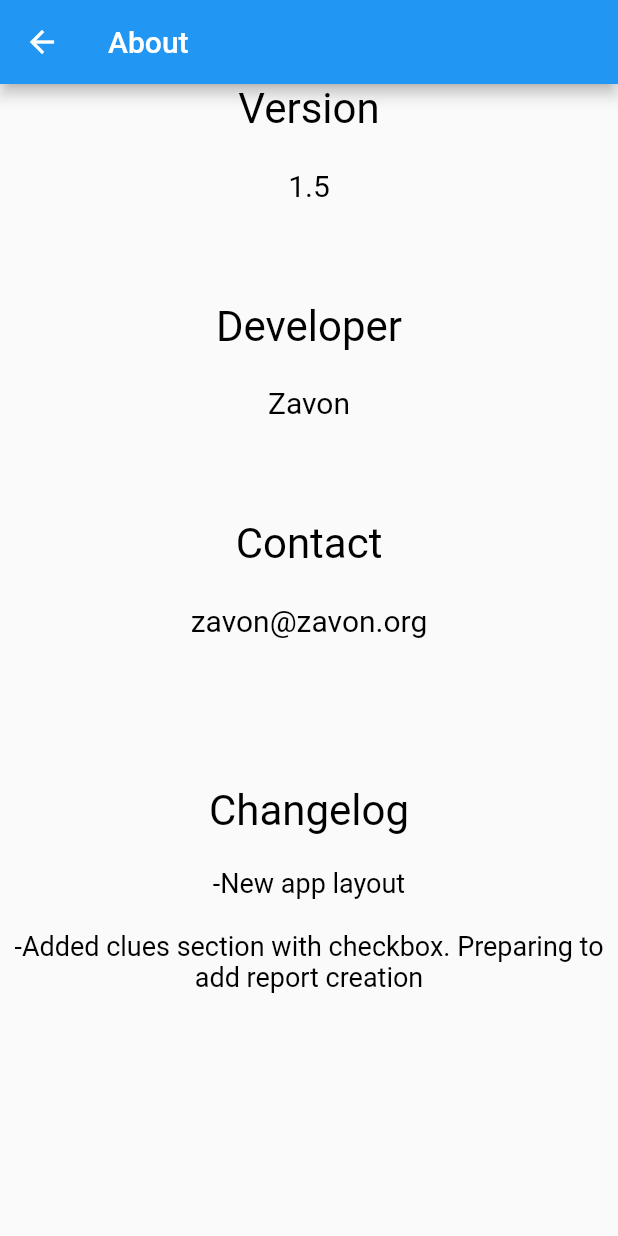
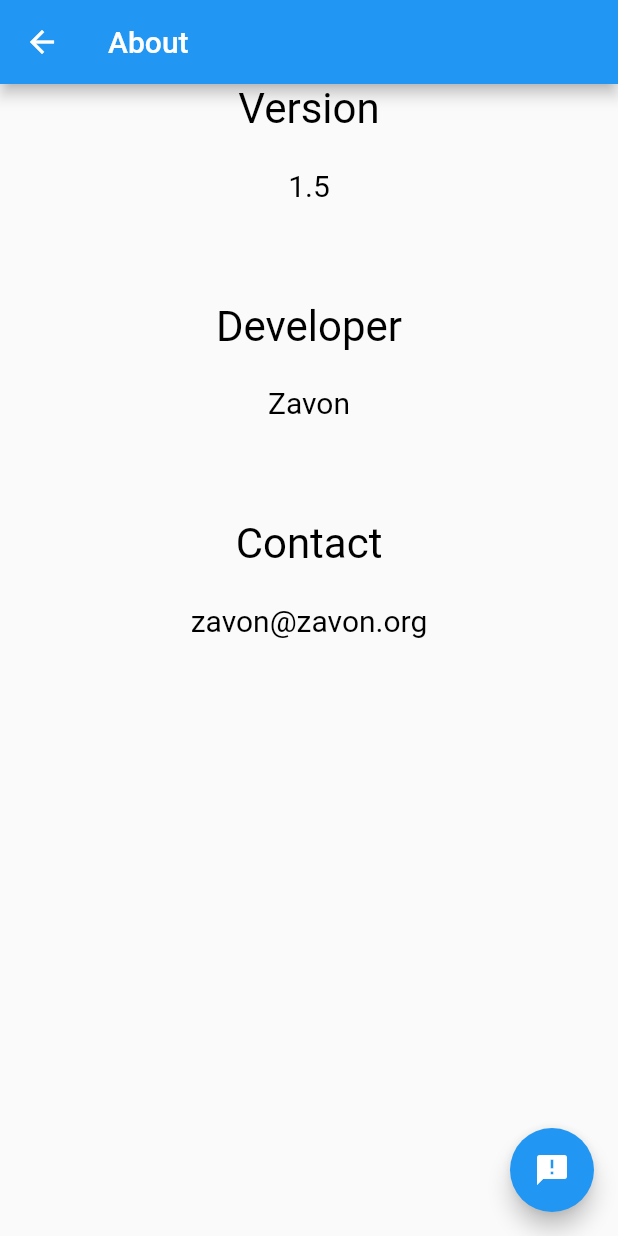
Before and after one commit to Zavon/SFST, a Flutter app: the screen it shows after launch, after a tap on the "info outline" icon, on a phone screen of 412 x 824 dp. Run offline on Flutter 3.47's test engine with Material 2 defaults, Android fonts, the phone set to English and light mode, and no system bars; missing offline and left inert: flutter_webview_plugin, sticky_header_list.

Commit message:
Change appId Create FAB for webview changelog

```diff
--- a/lib/main.dart
+++ b/lib/main.dart
@@ -1,6 +1,6 @@
 import 'package:flutter/material.dart';
 import 'package:sticky_header_list/sticky_header_list.dart';
-import 'package:shared_preferences/shared_preferences.dart';
+//import 'package:shared_preferences/shared_preferences.dart';
 import 'package:flutter_webview_plugin/flutter_webview_plugin.dart';
 
 
@@ -8,12 +8,11 @@ import 'package:flutter_webview_plugin/flutter_webview_plugin.dart';
 void main() {
   runApp(MaterialApp(
     title: 'SFST Guide',
-theme: ThemeData.light(),
 
       routes: {
         '/': (context)=> FirstScreen(),
         '/c': (_) => new WebviewScaffold(
-          url: "https://zavon.org/sfst/changelog",
+          url: "https://zavon.org/sfst/changelog.md",
           appBar: new AppBar(
             title: new Text("Changelog"),
           ),
@@ -23,7 +22,7 @@ theme: ThemeData.light(),
 }
 
 
-final flutterWebviewPlugin = new FlutterWebviewPlugin();
+//final flutterWebviewPlugin = new FlutterWebviewPlugin();
 
 class FirstScreen extends StatefulWidget {
   @override
@@ -436,30 +435,7 @@ return Scaffold(
                     fontSize: 20.0,
                     color: Colors.black,
                   ),
-                ),
-            new TextSpan(
-              text: '\n\n\nChangelog\n',
-              style: new TextStyle(
-                fontSize: 28.0,
-                color: Colors.black,
-              ),
-            ),
-            new TextSpan(
-              text: '\n-New app layout\n',
-              style: new TextStyle(
-                fontSize: 18.0,
-                color: Colors.black,
-              ),
-
-            ),
-            new TextSpan(
-              text: '\n-Added clues section with checkbox. Preparing'
-                  ' to add report creation\n',
-              style: new TextStyle(
-                fontSize: 18.0,
-                color: Colors.black,
-              ),
-            )
+                )
               ],
             ),
           ),
@@ -472,13 +448,13 @@ return Scaffold(
       ),
       ),
 
-/*        floatingActionButton: new FloatingActionButton(
+       floatingActionButton: new FloatingActionButton(
           child: new Icon(Icons.announcement),
           onPressed: (){
             Navigator.pushNamed(context, '/c');
 
           },
-        )*/
+        )
     );
 
   }
```
Also changed, not shown: pubspec.lock, 4 other files.
